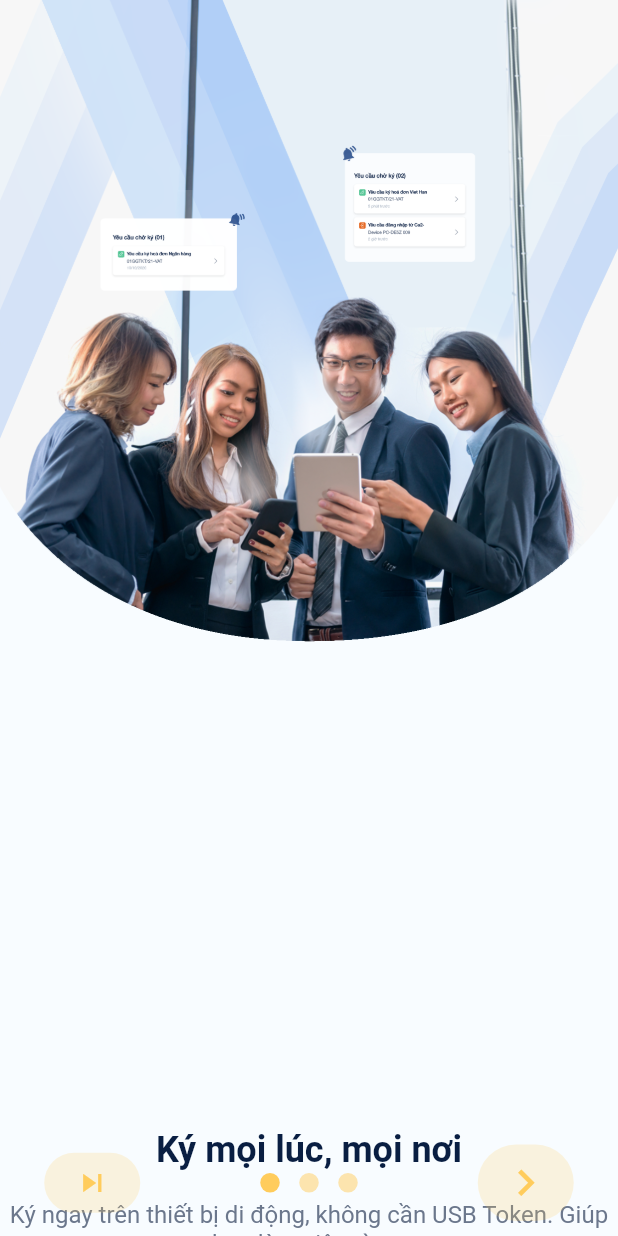
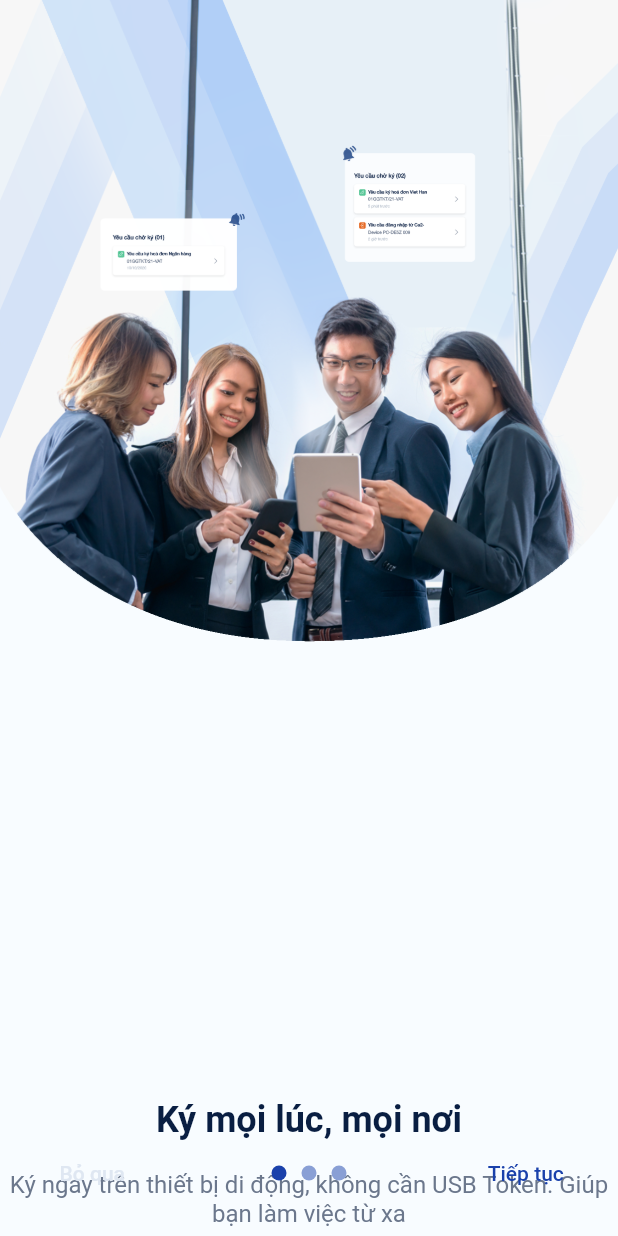
Before and after one commit to kingorfarmer/mobile_sign, a Flutter app: the screen it shows after launch, on a phone screen of 412 x 824 dp. Run offline on Flutter 3.47's test engine with Material 2 defaults, Android fonts, the phone set to English and light mode, and no system bars; drawn by our look-alikes of intro_slider; our stand-ins replace flutter_native_splash.

Commit message:
30/11/2020 - 2

```diff
--- a/myApp/lib/MyApp.dart
+++ b/myApp/lib/MyApp.dart
@@ -24,7 +24,7 @@ class IntroScreenState extends State<IntroScreen> {
             fontWeight: FontWeight.bold,
             fontFamily: 'Roboto'),
         description:
-        "Ký ngay trên thiết bị di động, không cần USB Token. Giúp bạn làm việc từ xa",
+            "Ký ngay trên thiết bị di động, không cần USB Token. Giúp bạn làm việc từ xa",
         styleDescription: TextStyle(
             color: Color.fromRGBO(107, 119, 140, 1),
             fontSize: 16.0,
@@ -42,7 +42,7 @@ class IntroScreenState extends State<IntroScreen> {
             fontWeight: FontWeight.bold,
             fontFamily: 'Roboto'),
         description:
-        "Áp dụng mức độ tin cậy SCAL2, mức cao nhất theo tiêu chuẩn eIDAS",
+            "Áp dụng mức độ tin cậy SCAL2, mức cao nhất theo tiêu chuẩn eIDAS",
         styleDescription: TextStyle(
             color: Color.fromRGBO(107, 119, 140, 1),
             fontSize: 16.0,
@@ -53,19 +53,19 @@ class IntroScreenState extends State<IntroScreen> {
     );
     slides.add(
       new Slide(
-        title: "COFFEE SHOP",
+        title: "Hỗ trợ đa kênh",
         styleTitle: TextStyle(
-            color: Color(0xff3da4ab),
-            fontSize: 30.0,
+            color: Color.fromRGBO(9, 30, 66, 1),
+            fontSize: 24.0,
             fontWeight: FontWeight.bold,
-            fontFamily: 'RobotoMono'),
+            fontFamily: 'Roboto'),
         description:
-        "Much evil soon high in hope do view. Out may few northward believing attempted. Yet timed being songs marry one defer men our. Although finished blessing do of",
+            "Đội ngũ hỗ trợ dày dặn kinh nghiệm, liên tục hỗ trợ trên nhiều nền tảng",
         styleDescription: TextStyle(
-            color: Color(0xfffe9c8f),
-            fontSize: 20.0,
-            fontStyle: FontStyle.italic,
-            fontFamily: 'Raleway'),
+            color: Color.fromRGBO(107, 119, 140, 1),
+            fontSize: 16.0,
+            fontStyle: FontStyle.normal,
+            fontFamily: 'Roboto'),
         pathImage: "assets/images/welcome3.png",
       ),
     );
@@ -81,24 +81,26 @@ class IntroScreenState extends State<IntroScreen> {
   }
 
   Widget renderNextBtn() {
-    return Icon(
-      Icons.navigate_next,
-      color: Color(0xffffcc5c),
-      size: 35.0,
+    return FlatButton(
+      child: Text('Tiếp tục'),
+      textColor: Color.fromRGBO(26, 65, 171, 1),
+      onPressed: () {},
     );
   }
 
   Widget renderDoneBtn() {
-    return Icon(
-      Icons.done,
-      color: Color(0xffffcc5c),
+    return FlatButton(
+      child: Text('Bắt đầu'),
+      textColor: Color.fromRGBO(26, 65, 171, 1),
+      onPressed: () {},
     );
   }
 
   Widget renderSkipBtn() {
-    return Icon(
-      Icons.skip_next,
-      color: Color(0xffffcc5c),
+    return FlatButton(
+      child: Text('Bỏ qua'),
+      textColor: Color.fromRGBO(223, 231, 242, 1),
+      onPressed: () {},
     );
   }
 
@@ -107,26 +109,27 @@ class IntroScreenState extends State<IntroScreen> {
     for (int i = 0; i < slides.length; i++) {
       Slide currentSlide = slides[i];
       tabs.add(Container(
-        // width: double.infinity,
-        // height: double.infinity,
+        width: double.infinity,
+        height: double.infinity,
         child: Container(
           child: ListView(
             children: <Widget>[
               GestureDetector(
                   child: Image.asset(
-                    currentSlide.pathImage,
-                    fit: BoxFit.fill,
-                  )),
+                currentSlide.pathImage,
+                fit: BoxFit.fitWidth,
+                width: 1000.0,
+              )),
               Container(
                 child: Text(
                   currentSlide.title,
                   style: currentSlide.styleTitle,
                   textAlign: TextAlign.center,
                 ),
-                margin: EdgeInsets.only(top: 20.0),
+                // margin: EdgeInsets.only(top: 5.0),
               ),
               Container(
-                child: SafeArea (
+                child: SafeArea(
                   child: Text(
                     currentSlide.description,
                     style: currentSlide.styleDescription,
@@ -153,8 +156,8 @@ class IntroScreenState extends State<IntroScreen> {
 
       // Skip button
       renderSkipBtn: this.renderSkipBtn(),
-      colorSkipBtn: Color(0x33ffcc5c),
-      highlightColorSkipBtn: Color(0xffffcc5c),
+      colorSkipBtn: Colors.transparent,
+      highlightColorSkipBtn: Color(0xff000000),
 
       // Next button
       renderNextBtn: this.renderNextBtn(),
@@ -162,12 +165,12 @@ class IntroScreenState extends State<IntroScreen> {
       // Done button
       renderDoneBtn: this.renderDoneBtn(),
       onDonePress: this.onDonePress,
-      colorDoneBtn: Color(0x33ffcc5c),
-      highlightColorDoneBtn: Color(0xffffcc5c),
+      colorDoneBtn: Colors.transparent,
+      highlightColorDoneBtn: Color(0xff000000),
 
       // Dot indicator
-      colorDot: Color(0xffffcc5c),
-      sizeDot: 13.0,
+      colorDot: Color.fromRGBO(26, 65, 171, 1),
+      sizeDot: 10.0,
       typeDotAnimation: dotSliderAnimation.SIZE_TRANSITION,
 
       // Tabs
@@ -178,7 +181,7 @@ class IntroScreenState extends State<IntroScreen> {
       },
 
       // Show or hide status bar
-      shouldHideStatusBar: true,
+      shouldHideStatusBar: false,
 
       // On tab change completed
       onTabChangeCompleted: this.onTabChangeCompleted,
```
